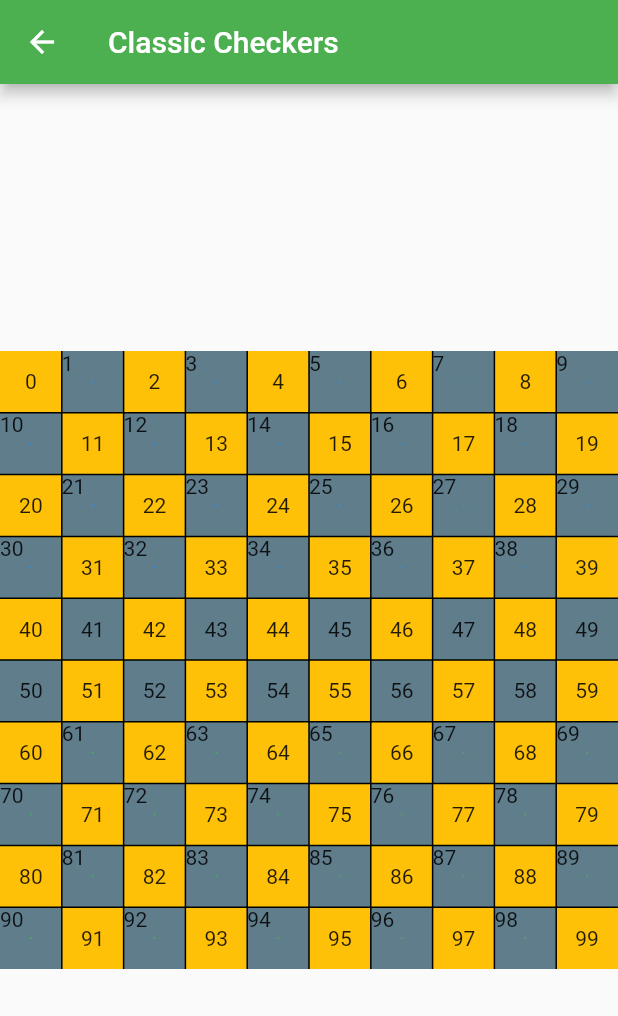
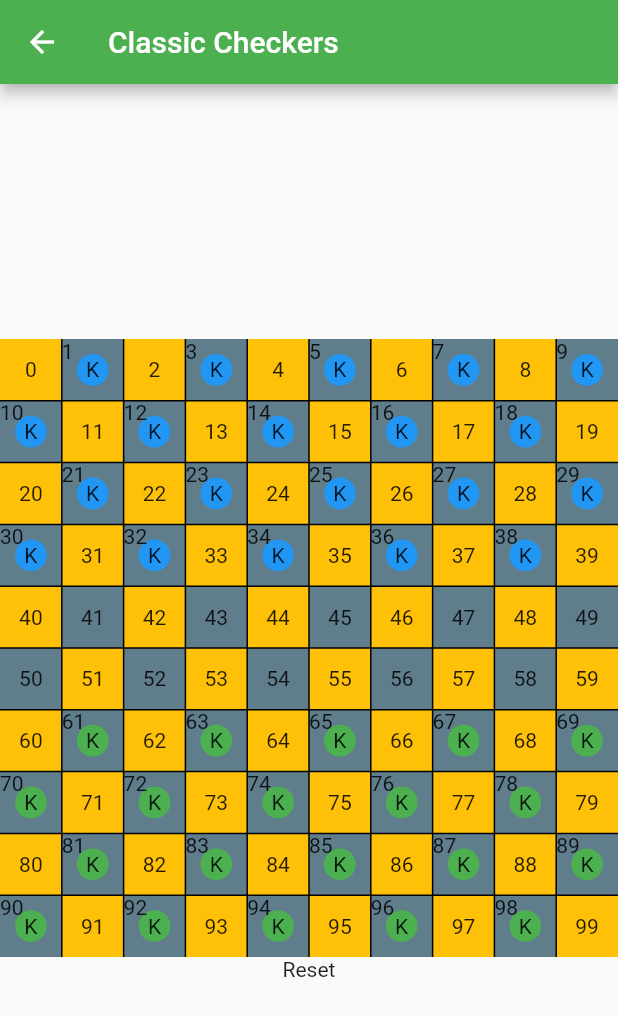
Before and after one commit to markbeij/boardgames, a Flutter app: the screen it shows after launch, after a tap on "Checkers", on a phone screen of 412 x 824 dp. Shown: the top 1016 px of the screen. Run offline on Flutter 3.47's test engine with Material 2 defaults, Android fonts, the phone set to English and light mode, and no system bars; our stand-ins replace built_collection, built_value, flutter_bloc.

Commit message:
board also knows the light, unused fields

```diff
--- a/checkers/lib/blocs/checkers/checkers_bloc.dart
+++ b/checkers/lib/blocs/checkers/checkers_bloc.dart
@@ -4,7 +4,9 @@ import 'checkers.dart';
 
 class CheckersBoardBloc extends Bloc<CheckersBoardEvent, CheckersBoardState> {
   CheckersBoardBloc(CheckerRules rules, CheckersBoardState initialState) : super(initialState) {
-    on<CheckersBoardEvent>((event, emit) => emit(state));
+    on<ResetCheckersBoardEvent>((event, emit) {
+      emit(CheckersBlocFactory.createClassicCheckersGameState(rules));
+    });
     // on<CheckersBoardEvent>((event, emit) => emit(state));
   }
 }
--- a/checkers/lib/blocs/checkers/checkers_bloc_factory.dart
+++ b/checkers/lib/blocs/checkers/checkers_bloc_factory.dart
@@ -10,7 +10,7 @@ class ClassicRules implements CheckerRules {
   const ClassicRules();
 
   @override
-  int get initialBoardSize => 50;
+  int get initialBoardSize => 100;
 
   @override
   int get initialPlayerCount => 2;
@@ -37,35 +37,40 @@ class CheckersBlocFactory {
     return initialState;
   }
 
-  static CheckersBoardBloc createClassicCheckersGame() {
+  static CheckersBoardBloc createClassicCheckersGameBloc() {
     const rules = ClassicRules();
+
+    final initialState = createClassicCheckersGameState(rules);
+
+    return CheckersBoardBloc(rules, initialState);
+  }
+
+  static void _addDisks(CheckersBoardStateBuilder state, int from, int till, PlayerBuilder player) {
+    for (var i = from; i < till; i++) {
+      var ii = i ~/ 10 % 2 == 1;
+      if (ii && i.isOdd || !ii && i.isEven) continue;
+
+      final field = state.fields[i].toBuilder();
+
+      final disk = DiskBuilder();
+      disk.player = player;
+      field.disk = disk;
+
+      state.fields[i] = field.build();
+    }
+  }
+
+  static CheckersBoardState createClassicCheckersGameState(CheckerRules rules) {
     final initialState = _createInitialState(rules);
 
     final p1 = initialState.players[0].toBuilder();
     final p2 = initialState.players[1].toBuilder();
 
     //Put disks on the fields for player one
-    for (var i = 0; i < 20; i++) {
-      final field = initialState.fields[i].toBuilder();
+    _addDisks(initialState, 0, 40, p1);
+    //Put disks on the fields for player two
+    _addDisks(initialState, rules.initialBoardSize - 40, rules.initialBoardSize, p2);
 
-      final disk = DiskBuilder();
-      disk.player = p1;
-      field.disk = disk;
-
-      initialState.fields[i] = field.build();
-    }
-
-    //Put disks on the fields for player two
-    for (var i = 30; i < 50; i++) {
-      final field = initialState.fields[i].toBuilder();
-
-      final disk = DiskBuilder();
-      disk.player = p2;
-      field.disk = disk;
-
-      initialState.fields[i] = field.build();
-    }
-
-    return CheckersBoardBloc(rules, initialState.build());
+    return initialState.build();
   }
 }
--- a/checkers/lib/widgets/game_page.dart
+++ b/checkers/lib/widgets/game_page.dart
@@ -1,6 +1,4 @@
-import 'package:checkers/blocs/checkers/checkers.dart';
 import 'package:flutter/material.dart';
-import 'package:flutter_bloc/flutter_bloc.dart';
 
 class GamePageWidget extends StatelessWidget {
   final Widget? child;
@@ -15,10 +13,7 @@ class GamePageWidget extends StatelessWidget {
         title: Text(title),
       ),
       body: Center(
-        child: BlocProvider<CheckersBoardBloc>(
-          create: (context) => CheckersBlocFactory.createClassicCheckersGame(),
-          child: child,
-        ),
+        child: child,
       ),
     );
   }
--- a/checkers/lib/widgets/games/checkers/checkers.dart
+++ b/checkers/lib/widgets/games/checkers/checkers.dart
@@ -11,11 +11,11 @@ class CheckersWidget extends StatelessWidget {
   @override
   Widget build(BuildContext context) {
     return BlocProvider<CheckersBoardBloc>(
-      create: (context) => CheckersBlocFactory.createClassicCheckersGame(),
+      create: (context) => CheckersBlocFactory.createClassicCheckersGameBloc(),
       child: BlocBuilder<CheckersBoardBloc, CheckersBoardState>(builder: (context, state) {
-        // final dimensions = (sqrt(state.fields.length) * 2).toInt();
-        final dimensions = sqrt(state.fields.length * 2).toInt();
-        return Table(
+        final dimensions = sqrt(state.fields.length).toInt();
+        return Column(mainAxisAlignment: MainAxisAlignment.center, children: [
+          Table(
             border: const TableBorder(
               horizontalInside: BorderSide(),
               verticalInside: BorderSide(),
@@ -36,20 +36,23 @@ class CheckersWidget extends StatelessWidget {
                       color: color,
                       alignment: Alignment.center,
                       child: Stack(children: [
-                      if (y % 2 == 1 && index % 2 == 0 && state.fields[(index == 0 ? 0 : index / 2).toInt()].disk != null)
+                        if (state.fields[index].disk != null)
                           DiskWidget(
-                          color: state.fields[(index == 0 ? 0 : index / 2).toInt()].disk!.player.name == 'Player_1' ? Colors.green : Colors.blue,
-                        ),
-                      if (y % 2 == 0 && index % 2 == 1 && state.fields[(index == 0 ? 0 : index / 2).toInt()].disk != null)
-                        DiskWidget(
-                          color: state.fields[(index == 0 ? 0 : index / 2).toInt()].disk!.player.name == 'Player_1' ? Colors.green : Colors.blue,
+                            color: state.fields[index].disk!.player.name == 'Player_1' ? Colors.green : Colors.blue,
                           ),
                         Text(index.toString()),
                       ]),
                     ));
               }));
             }),
-        );
+          ),
+          InkWell(
+            child: const Text('Reset'),
+            onTap: () {
+              BlocProvider.of<CheckersBoardBloc>(context).add(ResetCheckersBoardEvent());
+            },
+          ),
+        ]);
       }),
     );
   }
--- a/checkers/lib/widgets/games/checkers/disk.dart
+++ b/checkers/lib/widgets/games/checkers/disk.dart
@@ -8,7 +8,7 @@ class DiskWidget extends StatelessWidget {
   @override
   Widget build(BuildContext context) {
     return Container(
-        padding: const EdgeInsets.all(20),
+        padding: const EdgeInsets.all(10),
         child: AspectRatio(
             aspectRatio: 1,
             child: Stack(children: [
```
Also changed, not shown: 1 other file. Lines whose indentation alone changed are shown as unchanged.
